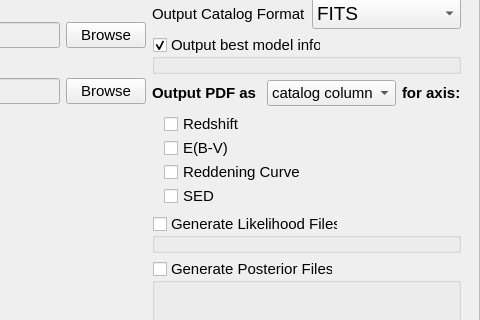
This is PhzQtUI/auxdir/PhzQtUI/FormAnalysis.ui in astrorama/Phosphoros as Qt 5 draws it before an edit; both pictures show x 561 to 1041 and y 411 to 731 of the 1041 by 912 pixel window. The edited form follows.
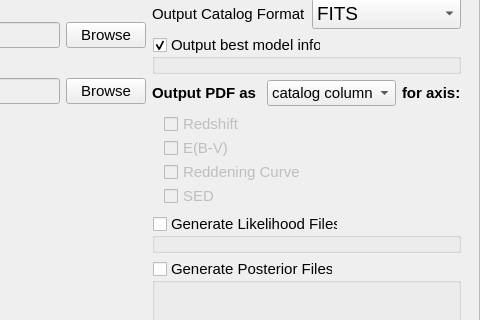
This is the edited form.

Commit message: GUI change to allow output type selection (catalog/file) and which 1DPDF to output [Redmine Issue #11722]

```diff
--- a/PhzQtUI/auxdir/PhzQtUI/FormAnalysis.ui
+++ b/PhzQtUI/auxdir/PhzQtUI/FormAnalysis.ui
@@ -1144,6 +1144,9 @@
                  </property>
                  <item>
                   <widget class="QCheckBox" name="cb_pdf_z">
+                   <property name="enabled">
+                    <bool>false</bool>
+                   </property>
                    <property name="font">
                     <font>
                      <pointsize>11</pointsize>
@@ -1156,6 +1159,9 @@
                  </item>
                  <item>
                   <widget class="QCheckBox" name="cb_pdf_ebv">
+                   <property name="enabled">
+                    <bool>false</bool>
+                   </property>
                    <property name="font">
                     <font>
                      <pointsize>11</pointsize>
@@ -1168,6 +1174,9 @@
                  </item>
                  <item>
                   <widget class="QCheckBox" name="cb_pdf_red">
+                   <property name="enabled">
+                    <bool>false</bool>
+                   </property>
                    <property name="font">
                     <font>
                      <pointsize>11</pointsize>
@@ -1180,6 +1189,9 @@
                  </item>
                  <item>
                   <widget class="QCheckBox" name="cb_pdf_sed">
+                   <property name="enabled">
+                    <bool>false</bool>
+                   </property>
                    <property name="font">
                     <font>
                      <pointsize>11</pointsize>
```
Left out of the diff: 12 changed lines with no effect on the pictures. The commit also changes 1 other file.
